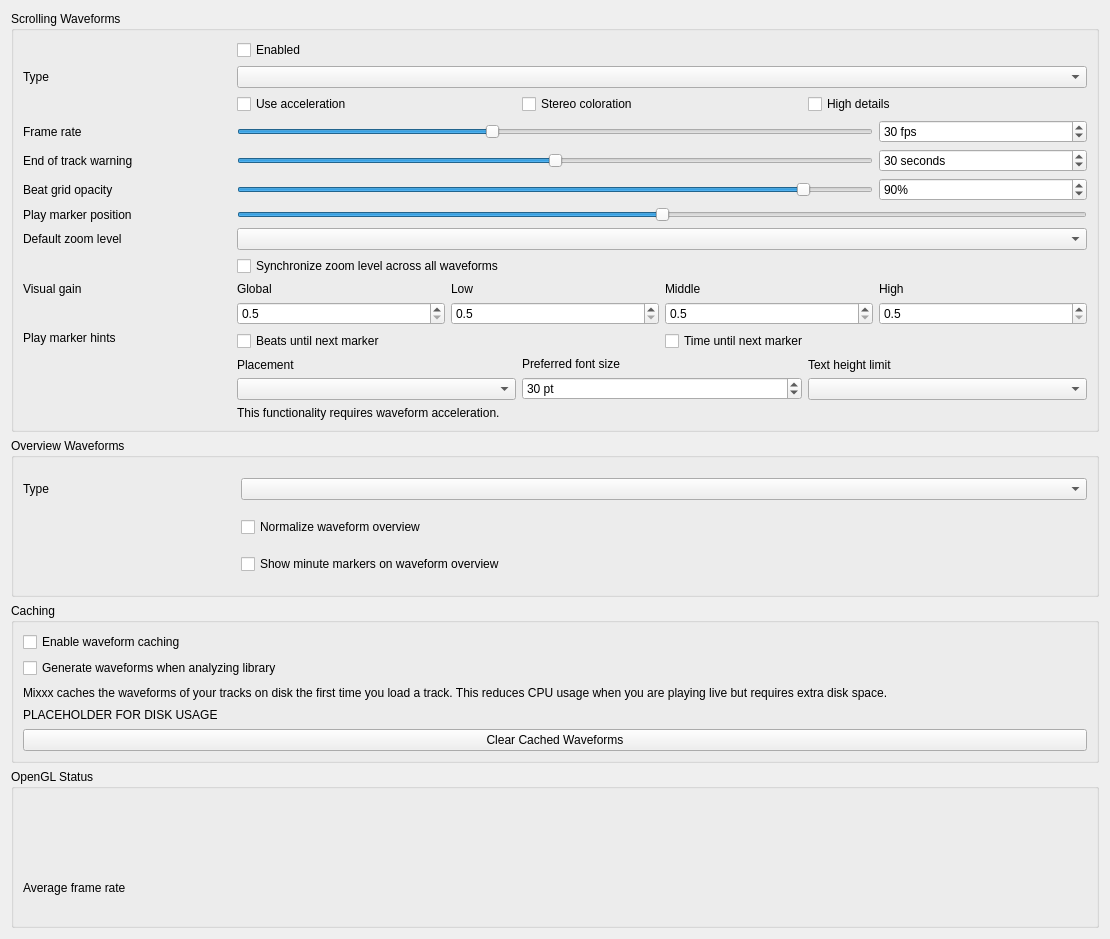
mixxxdj/mixxx, file src/preferences/dialog/dlgprefwaveformdlg.ui: the form before one commit.
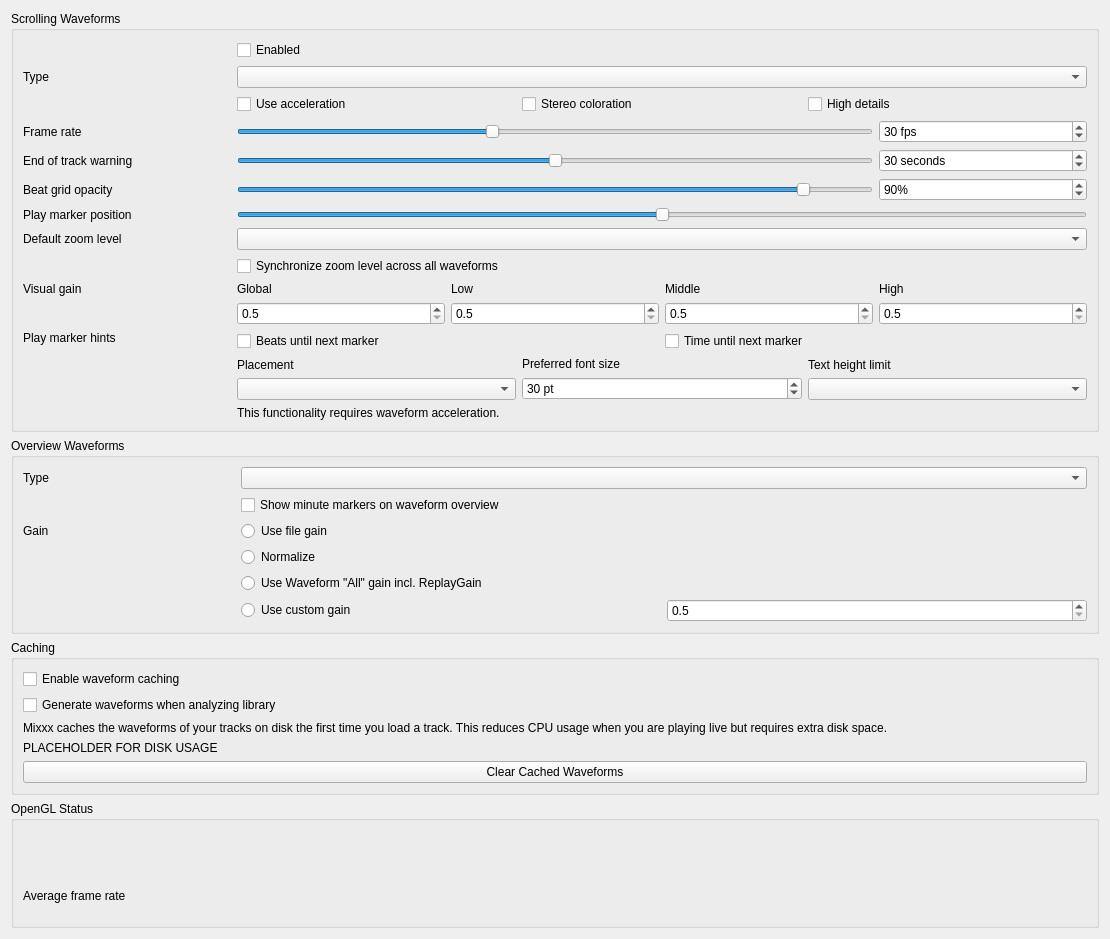
The form after the commit.

Commit message: Overview: add scale (gain) modes

The edit to the form file:
```diff
--- a/src/preferences/dialog/dlgprefwaveformdlg.ui
+++ b/src/preferences/dialog/dlgprefwaveformdlg.ui
@@ -620,14 +620,6 @@
      </item>
 
      <item row="1" column="1" colspan="4">
-      <widget class="QCheckBox" name="normalizeOverviewCheckBox">
-       <property name="text">
-        <string>Normalize waveform overview</string>
-       </property>
-      </widget>
-     </item>
-
-     <item row="2" column="1" colspan="4">
       <widget class="QCheckBox" name="overviewMinuteMarkersCheckBox">
        <property name="text">
         <string>Show minute markers on waveform overview</string>
@@ -635,6 +627,80 @@
       </widget>
      </item>
 
+     <item row="2" column="0">
+      <widget class="QLabel" name="overview_gain_label">
+       <property name="toolTip">
+        <string extracomment="Select a gain mode for the waveform overview."/>
+       </property>
+       <property name="text">
+        <string>Gain</string>
+       </property>
+      </widget>
+     </item>
+     <item row="2" column="1" colspan="4">
+      <widget class="QRadioButton" name="overview_scale_fileGain">
+       <property name="text">
+        <string>Use file gain</string>
+       </property>
+       <attribute name="buttonGroup">
+        <string notr="true">overview_scale_options</string>
+       </attribute>
+      </widget>
+     </item>
+     <item row="3" column="1" colspan="4">
+      <widget class="QRadioButton" name="overview_scale_normalize">
+       <property name="text">
+        <string>Normalize</string>
+       </property>
+       <attribute name="buttonGroup">
+        <string notr="true">overview_scale_options</string>
+       </attribute>
+      </widget>
+     </item>
+     <item row="4" column="1" colspan="4">
+      <widget class="QRadioButton" name="overview_scale_allReplayGain">
+       <property name="text">
+        <string>Use Waveform "All" gain incl. ReplayGain</string>
+       </property>
+       <attribute name="buttonGroup">
+        <string notr="true">overview_scale_options</string>
+       </attribute>
+      </widget>
+     </item>
+     <item row="5" column="1" colspan="4">
+      <layout class="QHBoxLayout" name="overview_customGain_layout">
+       <item>
+        <widget class="QRadioButton" name="overview_scale_custom_button">
+         <property name="text">
+          <string>Use custom gain</string>
+         </property>
+         <attribute name="buttonGroup">
+          <string notr="true">overview_scale_options</string>
+         </attribute>
+        </widget>
+       </item>
+       <item>
+        <widget class="QDoubleSpinBox" name="overview_scale_custom_spinbox">
+         <property name="toolTip">
+          <string>Global visual gain</string>
+         </property>
+         <property name="decimals">
+          <number>1</number>
+         </property>
+         <property name="minimum">
+          <double>0.500000000000000</double>
+         </property>
+         <property name="maximum">
+          <double>5.000000000000000</double>
+         </property>
+         <property name="singleStep">
+          <double>0.100000000000000</double>
+         </property>
+        </widget>
+       </item>
+      </layout>
+     </item>
+
     </layout>
    </widget>
   </item><!-- overview_groupbox -->
```
Left out of the diff: 9 changed lines with no effect on the pictures. The commit also changes 6 other files.
